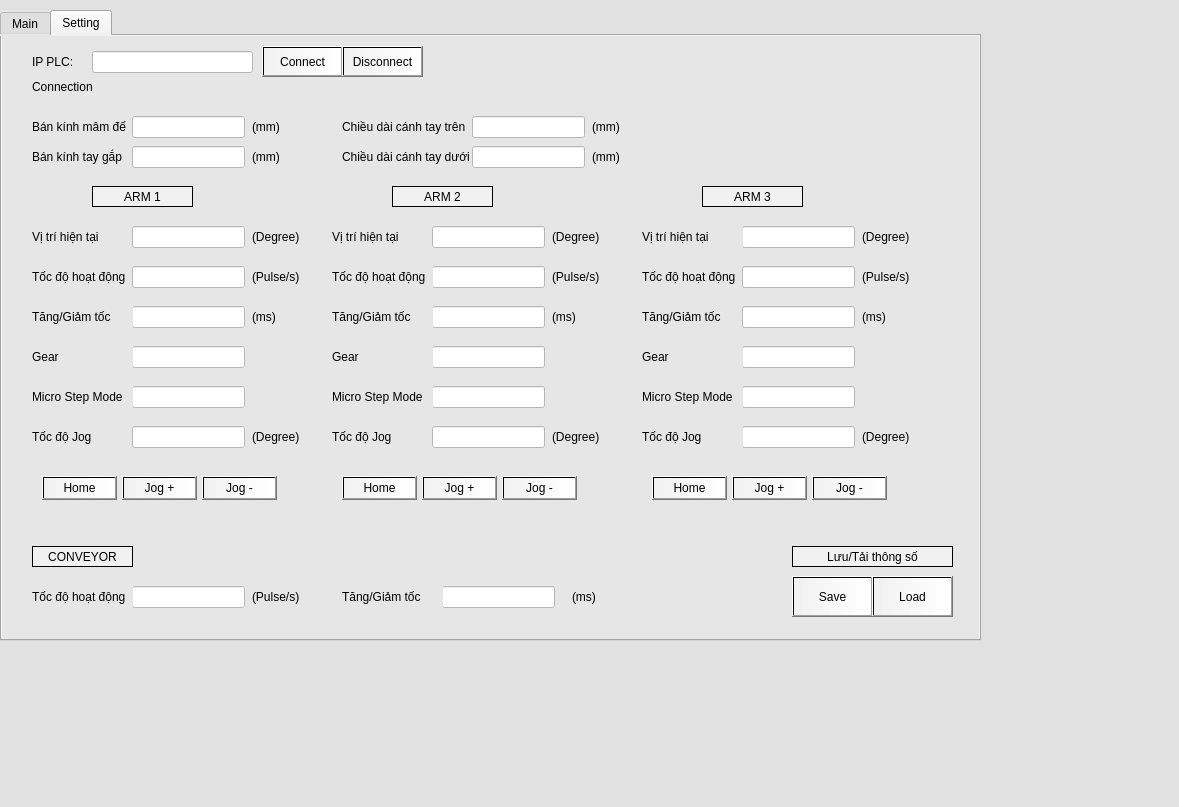
Before: the Qt Designer form InterfaceApp/pyqt/Services/widget.ui in vuloc333/Delta_v1.0, drawn with Qt 5.
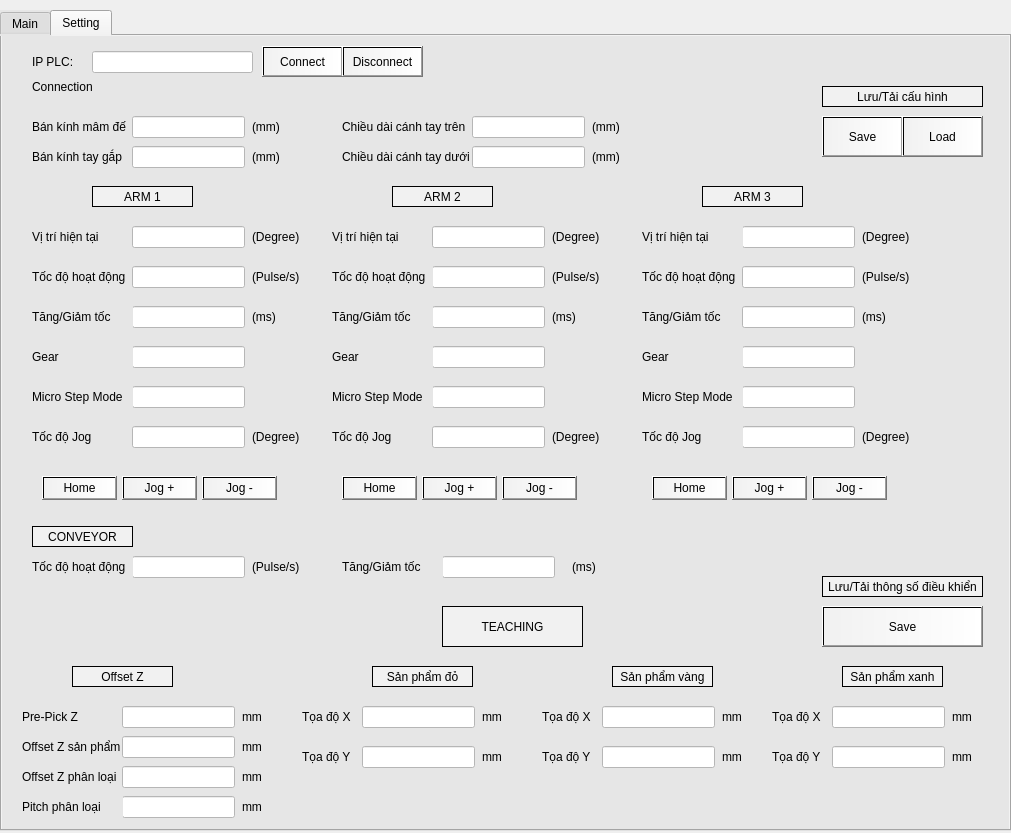
After: the same form once the commit is applied.

```diff
--- a/InterfaceApp/pyqt/Services/widget.ui
+++ b/InterfaceApp/pyqt/Services/widget.ui
@@ -6,24 +6,26 @@
    <rect>
     <x>0</x>
     <y>0</y>
-    <width>1179</width>
-    <height>807</height>
+    <width>1011</width>
+    <height>833</height>
    </rect>
   </property>
+  <property name="minimumSize">
+   <size>
+    <width>1007</width>
+    <height>762</height>
+   </size>
+  </property>
   <property name="windowTitle">
-   <string>Setting</string>
-  </property>
-  <property name="styleSheet">
-   <string notr="true">background-color: rgb(226, 226, 226);
-background-color: rgb(225, 225, 225);</string>
+   <string>Form</string>
   </property>
   <widget class="QTabWidget" name="tabWidget">
    <property name="geometry">
     <rect>
      <x>0</x>
      <y>10</y>
-     <width>981</width>
-     <height>631</height>
+     <width>1011</width>
+     <height>821</height>
     </rect>
    </property>
    <property name="styleSheet">
@@ -93,7 +95,7 @@
      <property name="geometry">
       <rect>
        <x>440</x>
-       <y>550</y>
+       <y>520</y>
        <width>113</width>
        <height>22</height>
       </rect>
@@ -267,7 +269,7 @@
      <property name="geometry">
       <rect>
        <x>130</x>
-       <y>550</y>
+       <y>520</y>
        <width>113</width>
        <height>22</height>
       </rect>
@@ -301,8 +303,8 @@
     <widget class="QPushButton" name="btnSavePara">
      <property name="geometry">
       <rect>
-       <x>790</x>
-       <y>540</y>
+       <x>820</x>
+       <y>80</y>
        <width>81</width>
        <height>41</height>
       </rect>
@@ -342,7 +344,7 @@
      <property name="geometry">
       <rect>
        <x>340</x>
-       <y>550</y>
+       <y>520</y>
        <width>101</width>
        <height>21</height>
       </rect>
@@ -429,7 +431,7 @@
      <property name="geometry">
       <rect>
        <x>30</x>
-       <y>510</y>
+       <y>490</y>
        <width>101</width>
        <height>21</height>
       </rect>
@@ -795,7 +797,7 @@
      <property name="geometry">
       <rect>
        <x>30</x>
-       <y>550</y>
+       <y>520</y>
        <width>101</width>
        <height>21</height>
       </rect>
@@ -986,7 +988,7 @@
      <property name="geometry">
       <rect>
        <x>250</x>
-       <y>550</y>
+       <y>520</y>
        <width>51</width>
        <height>21</height>
       </rect>
@@ -1133,8 +1135,8 @@
     <widget class="QPushButton" name="btnLoadPara">
      <property name="geometry">
       <rect>
-       <x>870</x>
-       <y>540</y>
+       <x>900</x>
+       <y>80</y>
        <width>81</width>
        <height>41</height>
       </rect>
@@ -1150,8 +1152,8 @@
     <widget class="QLabel" name="lbl7_5">
      <property name="geometry">
       <rect>
-       <x>790</x>
-       <y>510</y>
+       <x>820</x>
+       <y>50</y>
        <width>161</width>
        <height>21</height>
       </rect>
@@ -1163,7 +1165,7 @@
       <enum>QFrame::Shape::Box</enum>
      </property>
      <property name="text">
-      <string>Lưu/Tải thông số</string>
+      <string>Lưu/Tải cấu hình</string>
      </property>
      <property name="alignment">
       <set>Qt::AlignmentFlag::AlignCenter</set>
@@ -1186,7 +1188,7 @@
      <property name="geometry">
       <rect>
        <x>570</x>
-       <y>550</y>
+       <y>520</y>
        <width>51</width>
        <height>21</height>
       </rect>
@@ -1492,7 +1494,636 @@
       <string/>
      </property>
      <property name="readOnly">
-      <bool>true</bool>
+      <bool>false</bool>
+     </property>
+    </widget>
+    <widget class="QLabel" name="lbl1_74">
+     <property name="geometry">
+      <rect>
+       <x>20</x>
+       <y>670</y>
+       <width>101</width>
+       <height>21</height>
+      </rect>
+     </property>
+     <property name="text">
+      <string>Pre-Pick Z</string>
+     </property>
+    </widget>
+    <widget class="QLabel" name="lbl7_6">
+     <property name="geometry">
+      <rect>
+       <x>440</x>
+       <y>570</y>
+       <width>141</width>
+       <height>41</height>
+      </rect>
+     </property>
+     <property name="styleSheet">
+      <string notr="true">background-color: rgb(241, 241, 241);</string>
+     </property>
+     <property name="frameShape">
+      <enum>QFrame::Shape::Box</enum>
+     </property>
+     <property name="text">
+      <string>TEACHING</string>
+     </property>
+     <property name="alignment">
+      <set>Qt::AlignmentFlag::AlignCenter</set>
+     </property>
+    </widget>
+    <widget class="QLabel" name="lbl7_7">
+     <property name="geometry">
+      <rect>
+       <x>70</x>
+       <y>630</y>
+       <width>101</width>
+       <height>21</height>
+      </rect>
+     </property>
+     <property name="styleSheet">
+      <string notr="true">background-color: rgb(241, 241, 241);</string>
+     </property>
+     <property name="frameShape">
+      <enum>QFrame::Shape::Box</enum>
+     </property>
+     <property name="text">
+      <string>Offset Z</string>
+     </property>
+     <property name="alignment">
+      <set>Qt::AlignmentFlag::AlignCenter</set>
+     </property>
+    </widget>
+    <widget class="QLabel" name="lbl1_75">
+     <property name="geometry">
+      <rect>
+       <x>240</x>
+       <y>700</y>
+       <width>31</width>
+       <height>21</height>
+      </rect>
+     </property>
+     <property name="text">
+      <string>mm</string>
+     </property>
+    </widget>
+    <widget class="QLabel" name="lbl1_76">
+     <property name="geometry">
+      <rect>
+       <x>20</x>
+       <y>700</y>
+       <width>101</width>
+       <height>21</height>
+      </rect>
+     </property>
+     <property name="text">
+      <string>Offset Z sản phẩm</string>
+     </property>
+    </widget>
+    <widget class="QLineEdit" name="lineZoffsetPd">
+     <property name="geometry">
+      <rect>
+       <x>120</x>
+       <y>700</y>
+       <width>113</width>
+       <height>22</height>
+      </rect>
+     </property>
+     <property name="accessibleDescription">
+      <string/>
+     </property>
+     <property name="styleSheet">
+      <string notr="true">background-color: rgb(255, 255, 255);</string>
+     </property>
+     <property name="text">
+      <string/>
+     </property>
+     <property name="readOnly">
+      <bool>false</bool>
+     </property>
+    </widget>
+    <widget class="QLabel" name="lbl1_77">
+     <property name="geometry">
+      <rect>
+       <x>300</x>
+       <y>710</y>
+       <width>51</width>
+       <height>21</height>
+      </rect>
+     </property>
+     <property name="text">
+      <string>Tọa độ Y</string>
+     </property>
+    </widget>
+    <widget class="QLabel" name="lbl7_8">
+     <property name="geometry">
+      <rect>
+       <x>370</x>
+       <y>630</y>
+       <width>101</width>
+       <height>21</height>
+      </rect>
+     </property>
+     <property name="styleSheet">
+      <string notr="true">background-color: rgb(241, 241, 241);</string>
+     </property>
+     <property name="frameShape">
+      <enum>QFrame::Shape::Box</enum>
+     </property>
+     <property name="text">
+      <string>Sản phẩm đỏ</string>
+     </property>
+     <property name="alignment">
+      <set>Qt::AlignmentFlag::AlignCenter</set>
+     </property>
+    </widget>
+    <widget class="QLineEdit" name="lineXClassRed">
+     <property name="geometry">
+      <rect>
+       <x>360</x>
+       <y>670</y>
+       <width>113</width>
+       <height>22</height>
+      </rect>
+     </property>
+     <property name="accessibleDescription">
+      <string/>
+     </property>
+     <property name="styleSheet">
+      <string notr="true">background-color: rgb(255, 255, 255);</string>
+     </property>
+     <property name="text">
+      <string/>
+     </property>
+     <property name="readOnly">
+      <bool>false</bool>
+     </property>
+    </widget>
+    <widget class="QLabel" name="lbl1_78">
+     <property name="geometry">
+      <rect>
+       <x>480</x>
+       <y>670</y>
+       <width>51</width>
+       <height>21</height>
+      </rect>
+     </property>
+     <property name="text">
+      <string>mm</string>
+     </property>
+    </widget>
+    <widget class="QLabel" name="lbl1_80">
+     <property name="geometry">
+      <rect>
+       <x>300</x>
+       <y>670</y>
+       <width>51</width>
+       <height>21</height>
+      </rect>
+     </property>
+     <property name="text">
+      <string>Tọa độ X</string>
+     </property>
+    </widget>
+    <widget class="QLabel" name="lbl1_82">
+     <property name="geometry">
+      <rect>
+       <x>480</x>
+       <y>710</y>
+       <width>51</width>
+       <height>21</height>
+      </rect>
+     </property>
+     <property name="text">
+      <string>mm</string>
+     </property>
+    </widget>
+    <widget class="QLineEdit" name="lineYClassRed">
+     <property name="geometry">
+      <rect>
+       <x>360</x>
+       <y>710</y>
+       <width>113</width>
+       <height>22</height>
+      </rect>
+     </property>
+     <property name="accessibleDescription">
+      <string/>
+     </property>
+     <property name="styleSheet">
+      <string notr="true">background-color: rgb(255, 255, 255);</string>
+     </property>
+     <property name="text">
+      <string/>
+     </property>
+     <property name="readOnly">
+      <bool>false</bool>
+     </property>
+    </widget>
+    <widget class="QLabel" name="lbl1_83">
+     <property name="geometry">
+      <rect>
+       <x>540</x>
+       <y>710</y>
+       <width>51</width>
+       <height>21</height>
+      </rect>
+     </property>
+     <property name="text">
+      <string>Tọa độ Y</string>
+     </property>
+    </widget>
+    <widget class="QLabel" name="lbl7_9">
+     <property name="geometry">
+      <rect>
+       <x>610</x>
+       <y>630</y>
+       <width>101</width>
+       <height>21</height>
+      </rect>
+     </property>
+     <property name="styleSheet">
+      <string notr="true">background-color: rgb(241, 241, 241);</string>
+     </property>
+     <property name="frameShape">
+      <enum>QFrame::Shape::Box</enum>
+     </property>
+     <property name="text">
+      <string>Sản phẩm vàng</string>
+     </property>
+     <property name="alignment">
+      <set>Qt::AlignmentFlag::AlignCenter</set>
+     </property>
+    </widget>
+    <widget class="QLineEdit" name="lineXClassYel">
+     <property name="geometry">
+      <rect>
+       <x>600</x>
+       <y>670</y>
+       <width>113</width>
+       <height>22</height>
+      </rect>
+     </property>
+     <property name="accessibleDescription">
+      <string/>
+     </property>
+     <property name="styleSheet">
+      <string notr="true">background-color: rgb(255, 255, 255);</string>
+     </property>
+     <property name="text">
+      <string/>
+     </property>
+     <property name="readOnly">
+      <bool>false</bool>
+     </property>
+    </widget>
+    <widget class="QLabel" name="lbl1_84">
+     <property name="geometry">
+      <rect>
+       <x>720</x>
+       <y>670</y>
+       <width>51</width>
+       <height>21</height>
+      </rect>
+     </property>
+     <property name="text">
+      <string>mm</string>
+     </property>
+    </widget>
+    <widget class="QLabel" name="lbl1_86">
+     <property name="geometry">
+      <rect>
+       <x>540</x>
+       <y>670</y>
+       <width>51</width>
+       <height>21</height>
+      </rect>
+     </property>
+     <property name="text">
+      <string>Tọa độ X</string>
+     </property>
+    </widget>
+    <widget class="QLabel" name="lbl1_88">
+     <property name="geometry">
+      <rect>
+       <x>720</x>
+       <y>710</y>
+       <width>51</width>
+       <height>21</height>
+      </rect>
+     </property>
+     <property name="text">
+      <string>mm</string>
+     </property>
+    </widget>
+    <widget class="QLineEdit" name="lineYClassYel">
+     <property name="geometry">
+      <rect>
+       <x>600</x>
+       <y>710</y>
+       <width>113</width>
+       <height>22</height>
+      </rect>
+     </property>
+     <property name="accessibleDescription">
+      <string/>
+     </property>
+     <property name="styleSheet">
+      <string notr="true">background-color: rgb(255, 255, 255);</string>
+     </property>
+     <property name="text">
+      <string/>
+     </property>
+     <property name="readOnly">
+      <bool>false</bool>
+     </property>
+    </widget>
+    <widget class="QLineEdit" name="lineZPrepick">
+     <property name="geometry">
+      <rect>
+       <x>120</x>
+       <y>670</y>
+       <width>113</width>
+       <height>22</height>
+      </rect>
+     </property>
+     <property name="accessibleDescription">
+      <string/>
+     </property>
+     <property name="styleSheet">
+      <string notr="true">background-color: rgb(255, 255, 255);</string>
+     </property>
+     <property name="text">
+      <string/>
+     </property>
+     <property name="readOnly">
+      <bool>false</bool>
+     </property>
+    </widget>
+    <widget class="QLabel" name="lbl1_79">
+     <property name="geometry">
+      <rect>
+       <x>240</x>
+       <y>670</y>
+       <width>31</width>
+       <height>21</height>
+      </rect>
+     </property>
+     <property name="text">
+      <string>mm</string>
+     </property>
+    </widget>
+    <widget class="QLabel" name="lbl1_81">
+     <property name="geometry">
+      <rect>
+       <x>240</x>
+       <y>730</y>
+       <width>31</width>
+       <height>21</height>
+      </rect>
+     </property>
+     <property name="text">
+      <string>mm</string>
+     </property>
+    </widget>
+    <widget class="QLabel" name="lbl1_85">
+     <property name="geometry">
+      <rect>
+       <x>20</x>
+       <y>730</y>
+       <width>101</width>
+       <height>21</height>
+      </rect>
+     </property>
+     <property name="text">
+      <string>Offset Z phân loại</string>
+     </property>
+    </widget>
+    <widget class="QLineEdit" name="lineZClass">
+     <property name="geometry">
+      <rect>
+       <x>120</x>
+       <y>730</y>
+       <width>113</width>
+       <height>22</height>
+      </rect>
+     </property>
+     <property name="accessibleDescription">
+      <string/>
+     </property>
+     <property name="styleSheet">
+      <string notr="true">background-color: rgb(255, 255, 255);</string>
+     </property>
+     <property name="text">
+      <string/>
+     </property>
+     <property name="readOnly">
+      <bool>false</bool>
+     </property>
+    </widget>
+    <widget class="QLineEdit" name="lineZPitchClass">
+     <property name="geometry">
+      <rect>
+       <x>120</x>
+       <y>760</y>
+       <width>113</width>
+       <height>22</height>
+      </rect>
+     </property>
+     <property name="accessibleDescription">
+      <string/>
+     </property>
+     <property name="styleSheet">
+      <string notr="true">background-color: rgb(255, 255, 255);</string>
+     </property>
+     <property name="text">
+      <string/>
+     </property>
+     <property name="readOnly">
+      <bool>false</bool>
+     </property>
+    </widget>
+    <widget class="QLabel" name="lbl1_87">
+     <property name="geometry">
+      <rect>
+       <x>240</x>
+       <y>760</y>
+       <width>31</width>
+       <height>21</height>
+      </rect>
+     </property>
+     <property name="text">
+      <string>mm</string>
+     </property>
+    </widget>
+    <widget class="QLabel" name="lbl1_95">
+     <property name="geometry">
+      <rect>
+       <x>20</x>
+       <y>760</y>
+       <width>101</width>
+       <height>21</height>
+      </rect>
+     </property>
+     <property name="text">
+      <string>Pitch phân loại</string>
+     </property>
+    </widget>
+    <widget class="QLabel" name="lbl1_96">
+     <property name="geometry">
+      <rect>
+       <x>770</x>
+       <y>710</y>
+       <width>51</width>
+       <height>21</height>
+      </rect>
+     </property>
+     <property name="text">
+      <string>Tọa độ Y</string>
+     </property>
+    </widget>
+    <widget class="QLabel" name="lbl1_97">
+     <property name="geometry">
+      <rect>
+       <x>950</x>
+       <y>670</y>
+       <width>51</width>
+       <height>21</height>
+      </rect>
+     </property>
+     <property name="text">
+      <string>mm</string>
+     </property>
+    </widget>
+    <widget class="QLabel" name="lbl1_98">
+     <property name="geometry">
+      <rect>
+       <x>770</x>
+       <y>670</y>
+       <width>51</width>
+       <height>21</height>
+      </rect>
+     </property>
+     <property name="text">
+      <string>Tọa độ X</string>
+     </property>
+    </widget>
+    <widget class="QLabel" name="lbl1_99">
+     <property name="geometry">
+      <rect>
+       <x>950</x>
+       <y>710</y>
+       <width>51</width>
+       <height>21</height>
+      </rect>
+     </property>
+     <property name="text">
+      <string>mm</string>
+     </property>
+    </widget>
+    <widget class="QLineEdit" name="lineXClassGrn">
+     <property name="geometry">
+      <rect>
+       <x>830</x>
+       <y>670</y>
+       <width>113</width>
+       <height>22</height>
+      </rect>
+     </property>
+     <property name="accessibleDescription">
+      <string/>
+     </property>
+     <property name="styleSheet">
+      <string notr="true">background-color: rgb(255, 255, 255);</string>
+     </property>
+     <property name="text">
+      <string/>
+     </property>
+     <property name="readOnly">
+      <bool>false</bool>
+     </property>
+    </widget>
+    <widget class="QLineEdit" name="lineYClassGrn">
+     <property name="geometry">
+      <rect>
+       <x>830</x>
+       <y>710</y>
+       <width>113</width>
+       <height>22</height>
+      </rect>
+     </property>
+     <property name="accessibleDescription">
+      <string/>
+     </property>
+     <property name="styleSheet">
+      <string notr="true">background-color: rgb(255, 255, 255);</string>
+     </property>
+     <property name="text">
+      <string/>
+     </property>
+     <property name="readOnly">
+      <bool>false</bool>
+     </property>
+    </widget>
+    <widget class="QLabel" name="lbl7_11">
+     <property name="geometry">
+      <rect>
+       <x>840</x>
+       <y>630</y>
+       <width>101</width>
+       <height>21</height>
+      </rect>
+     </property>
+     <property name="styleSheet">
+      <string notr="true">background-color: rgb(241, 241, 241);</string>
+     </property>
+     <property name="frameShape">
+      <enum>QFrame::Shape::Box</enum>
+     </property>
+     <property name="text">
+      <string>Sản phẩm xanh</string>
+     </property>
+     <property name="alignment">
+      <set>Qt::AlignmentFlag::AlignCenter</set>
+     </property>
+    </widget>
+    <widget class="QPushButton" name="btnSaveTeaching">
+     <property name="geometry">
+      <rect>
+       <x>820</x>
+       <y>570</y>
+       <width>161</width>
+       <height>41</height>
+      </rect>
+     </property>
+     <property name="styleSheet">
+      <string notr="true">background-color: qlineargradient(spread:pad, x1:0, y1:0, x2:1, y2:0, stop:0 rgba(241, 241, 241, 255), stop:1 rgba(255, 255, 255, 255));
+</string>
+     </property>
+     <property name="text">
+      <string>Save</string>
+     </property>
+    </widget>
+    <widget class="QLabel" name="lbl7_10">
+     <property name="geometry">
+      <rect>
+       <x>820</x>
+       <y>540</y>
+       <width>161</width>
+       <height>21</height>
+      </rect>
+     </property>
+     <property name="styleSheet">
+      <string notr="true">background-color: rgb(241, 241, 241);</string>
+     </property>
+     <property name="frameShape">
+      <enum>QFrame::Shape::Box</enum>
+     </property>
+     <property name="text">
+      <string>Lưu/Tải thông số điều khiển</string>
+     </property>
+     <property name="alignment">
+      <set>Qt::AlignmentFlag::AlignCenter</set>
      </property>
     </widget>
    </widget>
```
Left out of the diff: 387 changed lines with no effect on the pictures.
